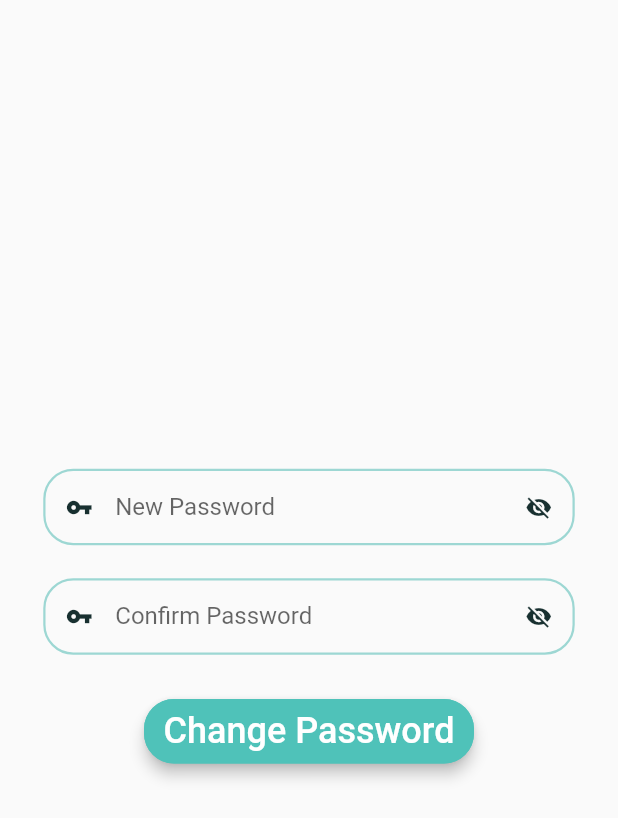
After one commit to Basharalsayyed2000/ServiceProvider, a Flutter app: the ChangePassword screen opened by its route, on a phone screen of 412 x 824 dp. The commit adds this screen. Shown: the top 818 px of the screen. Run offline on Flutter 3.47's test engine with Material 2 defaults, Android fonts, the phone set to English and light mode, and no system bars; our stand-ins replace charts_flutter, cloud_firestore, datetime_picker_formfield, firebase_auth, firebase_storage, flutter_progress_hud and 6 more; missing offline and left inert: image_downloader; accounts and stored records are empty.

Commit message:
Change Email or Password pages with password confirmation

```diff
--- a/lib/Screens/Provider/AdditionalInfo.dart
+++ b/lib/Screens/Provider/AdditionalInfo.dart
@@ -198,7 +198,6 @@ class _AdditionalInfo extends State<AdditionalInfo> {
                             scrollDirection: Axis.horizontal,
                             itemCount: _gallery.length + 1,
                             itemBuilder: (context, index) {
-                              int indexNB;
                               print(index);
                               // setState(() => _gallery.length != 0 ? indexNB = index+1 : null);
                               return GestureDetector(
@@ -488,6 +487,7 @@ class _AdditionalInfo extends State<AdditionalInfo> {
       width: 20,
       height: 20,
 
+      // ignore: deprecated_member_use
       child: RaisedButton(
         color: Colors.transparent,
         elevation: 0,
--- /dev/null
+++ b/lib/Screens/commonScreens/ChangePassword.dart
@@ -0,0 +1,62 @@
+import 'package:flutter/material.dart';
+import 'package:service_provider/MyTools/Constant.dart';
+import 'package:service_provider/MyWidget/MyCustomButton.dart';
+import 'package:service_provider/MyWidget/MyCustomTextField.dart';
+
+class ChangePassword extends StatefulWidget {
+  static String id = "changePassword";
+
+  @override
+  State<StatefulWidget> createState() {
+    return _ChangePassword();
+  }
+
+}
+
+class _ChangePassword extends State<ChangePassword> {
+
+  @override
+  Widget build(BuildContext context) {
+    return Scaffold(
+      body: Container(
+        margin: EdgeInsets.symmetric(horizontal: MediaQuery.of(context).size.width * 0.07),
+        child: Form(
+          child: Column(
+            mainAxisAlignment: MainAxisAlignment.center,
+            children: [
+
+              Container(
+                child: CustomTextField(
+                  prefixIcon: Icons.vpn_key,
+                  obscureText: true,
+                  labelText: "New Password",
+                  onClicked: (value){},
+                ),
+              ),
+
+              Container(
+                child: CustomTextField(
+                  prefixIcon: Icons.vpn_key,
+                  obscureText: true,
+                  labelText: "Confirm Password",
+                  onClicked: (value){},
+                ),
+              ),
+
+              Container(
+                width: 220,
+                margin: EdgeInsets.only(top: 5),
+                child: CustomButton(
+                  textValue: "Change Password",
+                  onPressed: (){},
+                ),
+              ),
+
+            ],
+          ),
+        ),
+      )
+    );
+  }
+
+}
--- a/lib/Services/store.dart
+++ b/lib/Services/store.dart
@@ -69,6 +69,12 @@ class Store {
     });
   }
 
+   updateUserName(String username,String userId) {
+    _firestore.collection(KUserCollection).document(userId).updateData({
+      KUserName: username
+    });
+  }
+
 
   Stream<QuerySnapshot> loadRequest(){
      return _firestore.collection(KRequestCollection).snapshots();
--- a/lib/main.dart
+++ b/lib/main.dart
@@ -18,6 +18,7 @@ import 'package:service_provider/Screens/User/UserHome.dart';
 import 'package:service_provider/Screens/User/UserLoginScreen.dart';
 import 'package:service_provider/Screens/User/UserSignUpScreen.dart';
 import 'package:service_provider/Screens/User/VerificationUser.dart';
+import 'package:service_provider/Screens/commonScreens/ChangeEmail.dart';
 import 'package:service_provider/Screens/commonScreens/MyActivity.dart';
 import 'package:service_provider/Screens/commonScreens/ResetPassword.dart';
 import 'package:service_provider/Screens/commonScreens/SplashScreen.dart';
@@ -28,6 +29,7 @@ import 'package:service_provider/Screens/User/ProfilePage.dart';
 import 'package:service_provider/Screens/User/RecommendedProviders.dart';
 import 'Screens/Provider/ProviderLocation.dart';
 import 'Screens/Provider/ProviderHome.dart';
+import 'Screens/commonScreens/ChangePassword.dart';
 main() {
   runApp(MyApp());
 }
@@ -67,6 +69,8 @@ class MyApp extends StatelessWidget {
         RecommendedJobs.id: (context) => RecommendedJobs(),
         MyActivity.id: (context) => MyActivity(),
         HomeProvider.id: (context) => HomeProvider(),
+        ChangeEmail.id: (context) => ChangeEmail(),
+        ChangePassword.id: (context) => ChangePassword(),
 
 
       //  SearchScreen.id: (context) => SearchScreen(),
```
Also changed, not shown: lib/MyWidget/PasswordVerificationDialog.dart (added, +69 -0 lines), lib/MyWidget/ProfileTextFields.dart (+21 -10 lines), lib/Screens/User/ProfilePage.dart (+12 -4 lines), lib/Screens/commonScreens/ChangeEmail.dart (added, +52 -0 lines).
